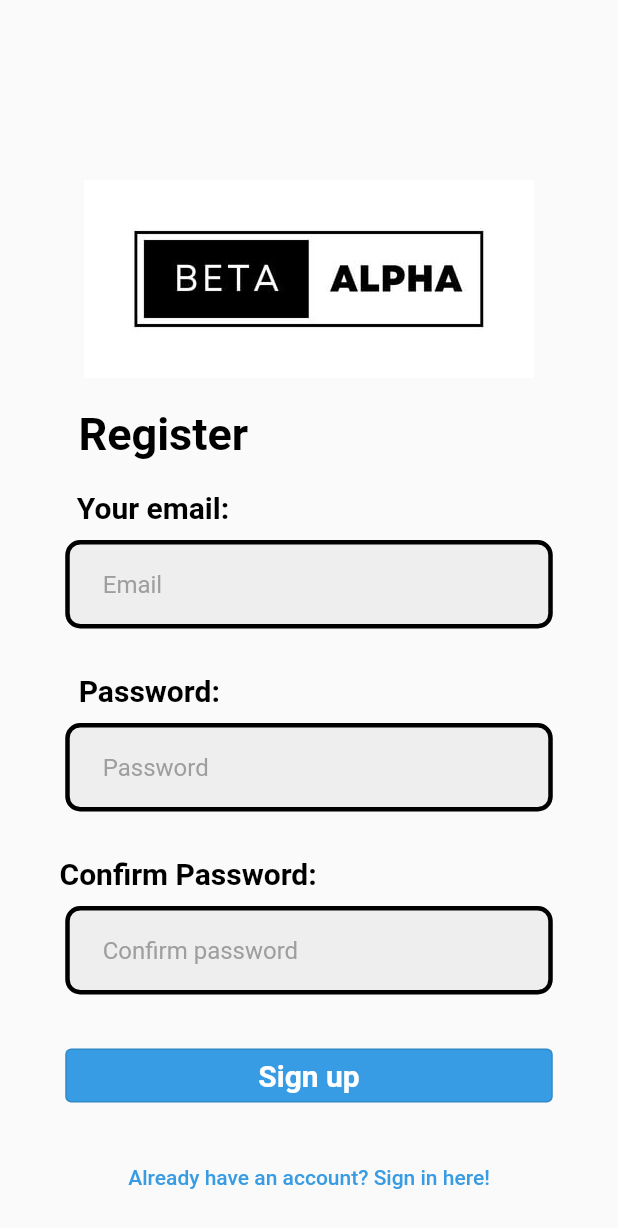
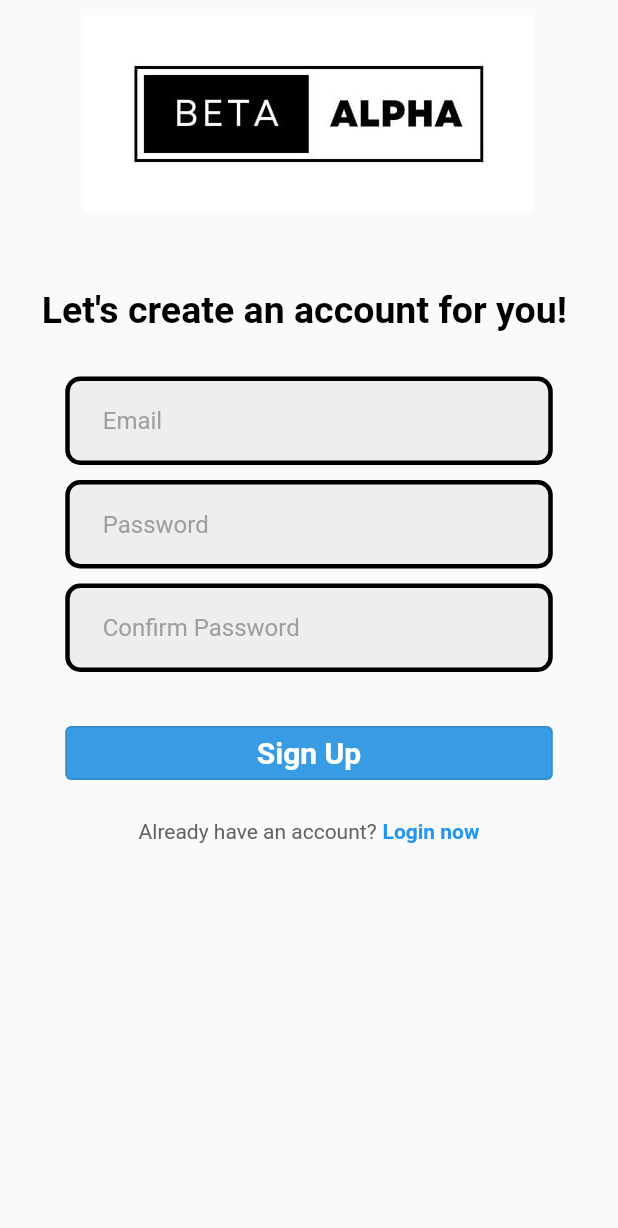
Before and after one commit to timothysashimi/BetaAlpha, a Flutter app: the screen it shows after launch, after a tap on "Sign up", on a phone screen of 412 x 824 dp. Shown: the top 1228 px of the screen. Run offline on Flutter 3.47's test engine with Material 2 defaults, Android fonts, the light colour scheme and no system bars; our stand-ins replace firebase_auth, firebase_core; accounts and stored records are empty; network calls fail.

Commit message:
added sign up page

```diff
--- a/lib/main.dart
+++ b/lib/main.dart
@@ -2,10 +2,8 @@ import 'package:orbital_app/pages/auth_page.dart';
 import 'package:orbital_app/pages/create_account.dart';
 import 'package:firebase_core/firebase_core.dart';
 import 'firebase_options.dart';
-import 'package:orbital_app/pages/log_in_screen.dart';
+import 'package:orbital_app/pages/login_page.dart';
 import 'package:orbital_app/pages/forgot_password.dart';
-
-
 
 import 'package:flutter/material.dart';
 
--- a/lib/pages/auth_page.dart
+++ b/lib/pages/auth_page.dart
@@ -1,7 +1,7 @@
 import 'package:firebase_auth/firebase_auth.dart';
 import 'package:flutter/material.dart';
 import 'package:orbital_app/pages/home_page.dart';
-import 'package:orbital_app/pages/log_in_screen.dart';
+import 'package:orbital_app/pages/login_or_register_page.dart';
 
 class AuthPage extends StatelessWidget {
   const AuthPage({super.key});
@@ -19,7 +19,7 @@ class AuthPage extends StatelessWidget {
 
           //user is NOT logged in
           else {
-            return LogInScreen();
+            return const LoginOrRegisterPage();
           }
         },
       ),
--- /dev/null
+++ b/lib/pages/login_or_register_page.dart
@@ -0,0 +1,38 @@
+import 'package:firebase_auth/firebase_auth.dart';
+import 'package:firebase_core/firebase_core.dart';
+import 'package:flutter/material.dart';
+import 'package:orbital_app/components/my_textfield.dart';
+import 'package:orbital_app/pages/login_page.dart';
+import 'package:orbital_app/pages/register_page.dart';
+
+class LoginOrRegisterPage extends StatefulWidget {
+  const LoginOrRegisterPage({super.key});
+
+  @override
+  State<LoginOrRegisterPage> createState() => _LoginOrRegisterPageState();
+}
+
+class _LoginOrRegisterPageState extends State<LoginOrRegisterPage> {
+  //initially show login page
+  bool showLoginPage = true;
+
+  //toggle
+  void togglePages() {
+    setState(() {
+      showLoginPage = !showLoginPage;
+    });
+  }
+
+  @override
+  Widget build(BuildContext context) {
+    if (showLoginPage) {
+      return LoginPage(
+        onTap: togglePages,
+      );
+    } else {
+      return RegisterPage(
+        onTap: togglePages,
+      );
+    }
+  }
+}
--- /dev/null
+++ b/lib/pages/register_page.dart
@@ -0,0 +1,169 @@
+import 'package:firebase_auth/firebase_auth.dart';
+import 'package:firebase_core/firebase_core.dart';
+import 'package:flutter/material.dart';
+import 'package:orbital_app/components/my_textfield.dart';
+
+class RegisterPage extends StatefulWidget {
+  //StatelessWidget is an abstract class
+  final Function()? onTap;
+  const RegisterPage({super.key, required this.onTap});
+
+  @override
+  State<RegisterPage> createState() => _RegisterPage();
+}
+
+class _RegisterPage extends State<RegisterPage> {
+  final emailController = TextEditingController();
+  final passwordController = TextEditingController();
+  final confirmPasswordController = TextEditingController();
+
+  // sign user up method
+  void signUserUp() async {
+    //show loading circle
+    showDialog(
+      context: context,
+      builder: (context) {
+        return const Center(
+          child: CircularProgressIndicator(),
+        );
+      },
+    );
+
+    // method to display error message
+    void showErrorMessage(String message) {
+      showDialog(
+        context: context,
+        builder: (context) {
+          return AlertDialog(
+            title: Center(
+              child: Text(
+                message,
+                style: const TextStyle(color: Colors.white),
+              ),
+            ),
+          );
+        },
+      );
+    }
+
+    // creating the user
+    try {
+      // check if password is confirm correctly
+      if (passwordController.text == confirmPasswordController.text) {
+        await FirebaseAuth.instance.createUserWithEmailAndPassword(
+            email: emailController.text, password: passwordController.text);
+      } else {
+        showErrorMessage("Passwords don't match!");
+      }
+      //pop the loading circle
+      Navigator.pop(context);
+    } on FirebaseAuthException catch (e) {
+      //pop the loading circle
+      Navigator.pop(context);
+      //show error message
+      showErrorMessage(e.code);
+    }
+  }
+
+  @override
+  Widget build(context) {
+    return SafeArea(
+      child: Scaffold(
+        body: SingleChildScrollView(
+          child: Center(
+            child: Column(
+              mainAxisSize: MainAxisSize.min,
+              children: [
+                const SizedBox(height: 10),
+                Image.asset('assets/logo.jpeg',
+                    width: 300, alignment: const Alignment(10.0, 0.0)),
+
+                const SizedBox(
+                    height:
+                        50), //to induce some space between image and text box(padding)
+
+                const Align(
+                  alignment: Alignment(-0.1, 0),
+                  child: Text('Let\'s create an account for you!',
+                      style: TextStyle(
+                          color: Colors.black,
+                          fontSize: 25,
+                          fontWeight: FontWeight.bold)),
+                ),
+                const SizedBox(height: 20),
+
+                const SizedBox(height: 10),
+
+                // Email Field
+                MyTextField(
+                  controller: emailController,
+                  hintText: 'Email',
+                  obscureText: false,
+                ),
+
+                const SizedBox(height: 10),
+
+                // Password Field
+                MyTextField(
+                  controller: passwordController,
+                  hintText: 'Password',
+                  obscureText: true,
+                ),
+
+                const SizedBox(height: 10),
+
+                // Confirm Password Field
+                MyTextField(
+                  controller: confirmPasswordController,
+                  hintText: 'Confirm Password',
+                  obscureText: true,
+                ),
+
+                const SizedBox(
+                    height: 30), //another padding between text and button
+                SizedBox(
+                  width: 325,
+                  child: OutlinedButton(
+                    onPressed:
+                        signUserUp, //annoymous function that does not have functionality yet
+                    style: OutlinedButton.styleFrom(
+                      foregroundColor: Colors.white, //just style the button
+                      backgroundColor: Color(
+                          int.parse("#389ce4".substring(1, 7), radix: 16) +
+                              0xFF000000),
+                    ),
+                    child: const Text('Sign Up',
+                        style: TextStyle(
+                            color: Colors.white,
+                            fontSize: 20,
+                            fontWeight: FontWeight.bold)),
+                  ),
+                ),
+                const SizedBox(height: 20),
+                // Forget password and sign up
+                Row(
+                  mainAxisAlignment: MainAxisAlignment.center,
+                  children: [
+                    Text(
+                      'Already have an account?',
+                      style: TextStyle(color: Colors.grey[700]),
+                    ),
+                    const SizedBox(width: 4),
+                    GestureDetector(
+                      onTap: widget.onTap,
+                      child: const Text(
+                        'Login now',
+                        style: TextStyle(
+                            color: Colors.blue, fontWeight: FontWeight.bold),
+                      ),
+                    )
+                  ],
+                )
+              ],
+            ),
+          ),
+        ),
+      ),
+    );
+  }
+}
```
Also changed, not shown: lib/pages/login_page.dart (renamed from lib/pages/log_in_screen.dart, +31 -47 lines).
